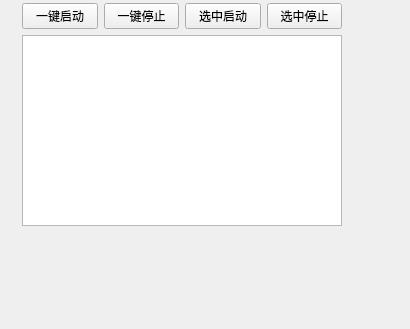
This is lib/ui_service/ServiceWidget.ui in yangxj96/WindowTool as Qt 5 draws it before an edit. The edited form follows.
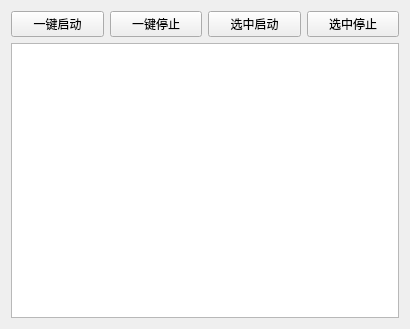
This is the edited form.

Patch:
```diff
--- a/lib/ui_service/ServiceWidget.ui
+++ b/lib/ui_service/ServiceWidget.ui
@@ -13,15 +13,8 @@
   <property name="windowTitle">
    <string>ServiceWidget</string>
   </property>
-  <widget class="QWidget" name="">
-   <property name="geometry">
-    <rect>
-     <x>22</x>
-     <y>3</y>
-     <width>320</width>
-     <height>223</height>
-    </rect>
-   </property>
+  <layout class="QGridLayout" name="gridLayout_2">
+   <item row="0" column="0">
    <layout class="QGridLayout" name="gridLayout">
     <item row="0" column="0">
      <widget class="QPushButton" name="btn_auto_start">
@@ -55,7 +48,8 @@
      <widget class="QTableWidget" name="tb_services"/>
     </item>
    </layout>
-  </widget>
+   </item>
+  </layout>
  </widget>
  <resources/>
  <connections/>
```
Lines whose indentation alone changed are shown as unchanged.
